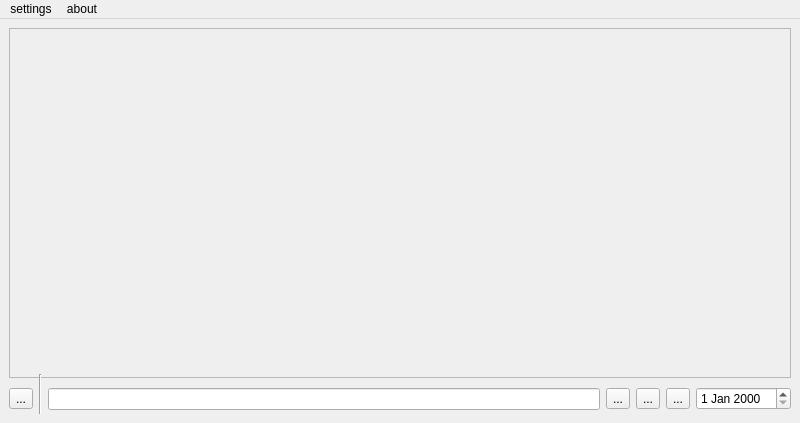
The window that src/another_3.ui (deddu/todoy_legacy) describes before a commit, drawn with Qt 5.
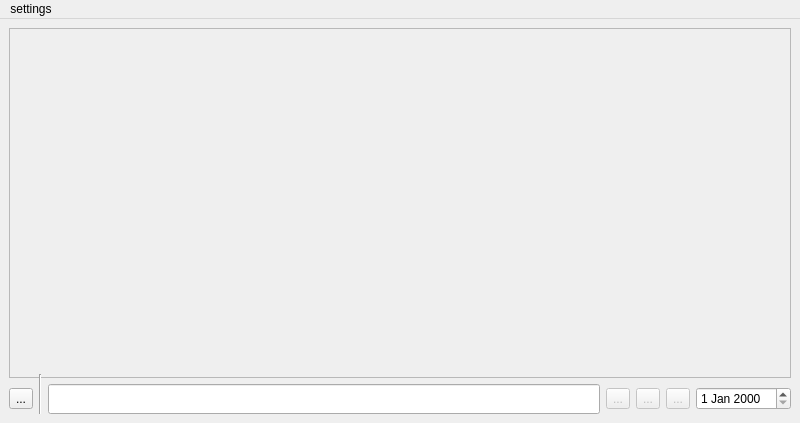
The same window after the commit. The open tabs and pages were chosen to show the change. Icons and pictures are not drawn.

Patch:
```diff
--- a/src/another_3.ui
+++ b/src/another_3.ui
@@ -184,12 +184,22 @@
           </widget>
          </item>
          <item>
-          <widget class="QLineEdit" name="lineEdit"/>
+          <widget class="QLineEdit" name="lineEdit">
+           <property name="minimumSize">
+            <size>
+             <width>0</width>
+             <height>30</height>
+            </size>
+           </property>
+          </widget>
          </item>
          <item>
           <layout class="QHBoxLayout" name="horizontalLayout_6">
            <item>
             <widget class="QToolButton" name="toolButton_alarm">
+             <property name="enabled">
+              <bool>false</bool>
+             </property>
              <property name="text">
               <string>...</string>
              </property>
@@ -201,6 +211,9 @@
            </item>
            <item>
             <widget class="QToolButton" name="toolButton_event">
+             <property name="enabled">
+              <bool>false</bool>
+             </property>
              <property name="text">
               <string>...</string>
              </property>
@@ -212,6 +225,9 @@
            </item>
            <item>
             <widget class="QToolButton" name="toolButton_todo">
+             <property name="enabled">
+              <bool>false</bool>
+             </property>
              <property name="text">
               <string>...</string>
              </property>
@@ -246,14 +262,10 @@
     <property name="title">
      <string>settings</string>
     </property>
-   </widget>
-   <widget class="QMenu" name="menuAbout">
-    <property name="title">
-     <string>about</string>
-    </property>
+    <addaction name="actionSettings"/>
+    <addaction name="actionAbout"/>
    </widget>
    <addaction name="menuSettings"/>
-   <addaction name="menuAbout"/>
   </widget>
  </widget>
  <resources>
```
Left out of the diff: 12 changed lines with no effect on the pictures.
